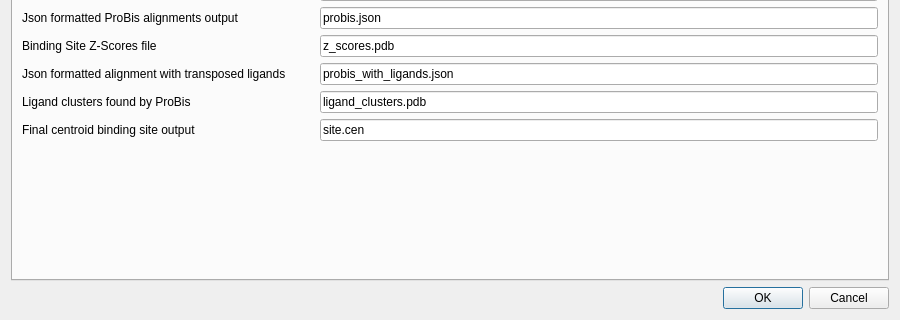
First picture: the form in gui/settings.ui, repository chopralab/candock, before the edit; both pictures show x 0 to 900 and y 337 to 657 of the 900 by 657 pixel window.
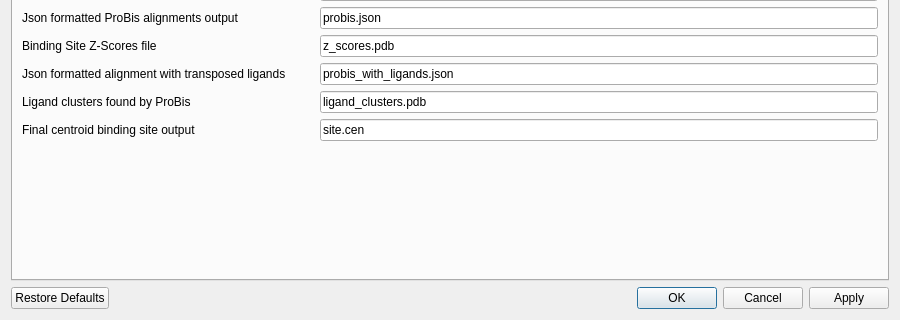
Second picture: the form after the edit.

```diff
--- a/gui/settings.ui
+++ b/gui/settings.ui
@@ -1141,7 +1141,10 @@
    <item>
     <widget class="QDialogButtonBox" name="buttonBox">
      <property name="standardButtons">
-      <set>QDialogButtonBox::Cancel|QDialogButtonBox::Ok</set>
+      <set>QDialogButtonBox::Apply|QDialogButtonBox::Cancel|QDialogButtonBox::Ok|QDialogButtonBox::RestoreDefaults</set>
+     </property>
+     <property name="centerButtons">
+      <bool>false</bool>
      </property>
     </widget>
    </item>
```
Left out of the diff: 4 changed lines with no effect on the pictures.
